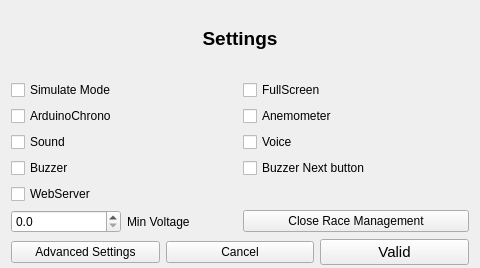
This is F3FChrono/gui/WSettings.ui in jomarin38/F3FChrono as Qt 5 draws it before an edit. The edited form follows.
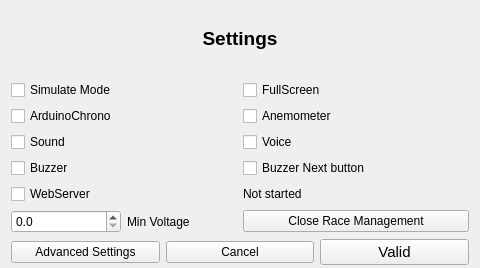
This is the edited form.

Commit message: Display webserver url in setting page

Patch:
```diff
--- a/F3FChrono/gui/WSettings.ui
+++ b/F3FChrono/gui/WSettings.ui
@@ -145,6 +145,13 @@
          </property>
         </widget>
        </item>
+       <item row="5" column="1">
+        <widget class="QLabel" name="webserverUrl">
+         <property name="text">
+          <string>Not started</string>
+         </property>
+        </widget>
+       </item>
       </layout>
      </item>
      <item>
```
The commit also changes 16 other files.
